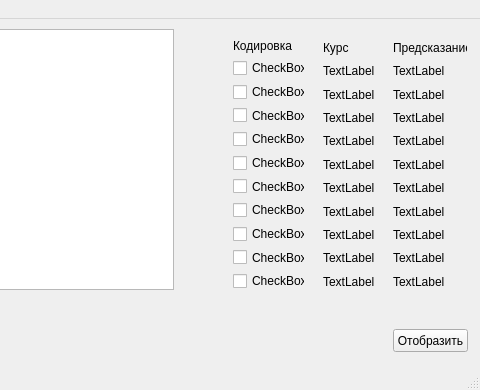
Old version of the form inv.ui in the repository ReCCoLz/qt_proj; both pictures show x 297 to 777 and y 0 to 390 of the 777 by 390 pixel window.
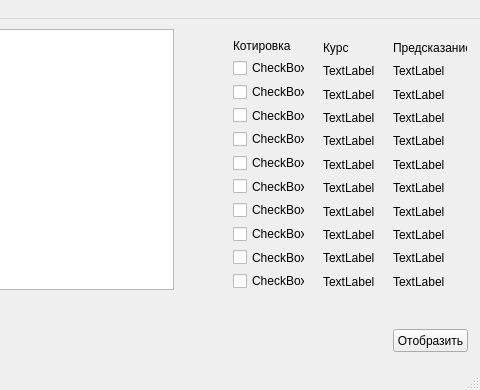
New version of the form.

```diff
--- a/inv.ui
+++ b/inv.ui
@@ -50,7 +50,7 @@
      <item>
       <widget class="QLabel" name="label">
        <property name="text">
-        <string>Кодировка</string>
+        <string>Котировка</string>
        </property>
       </widget>
      </item>
```
